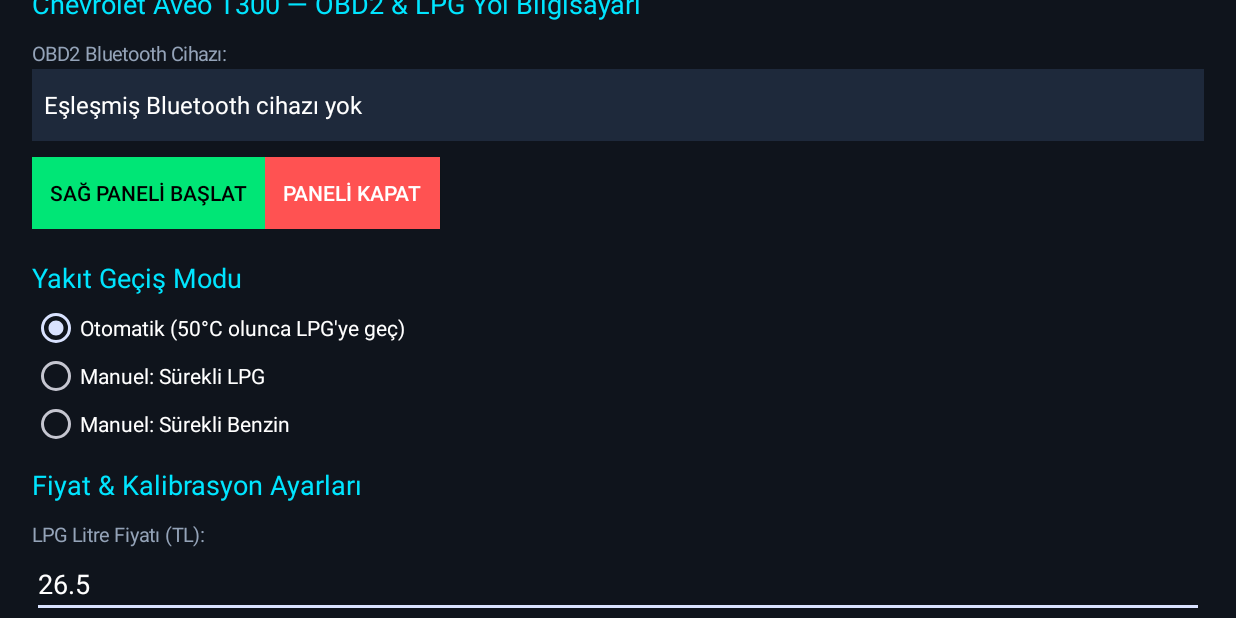
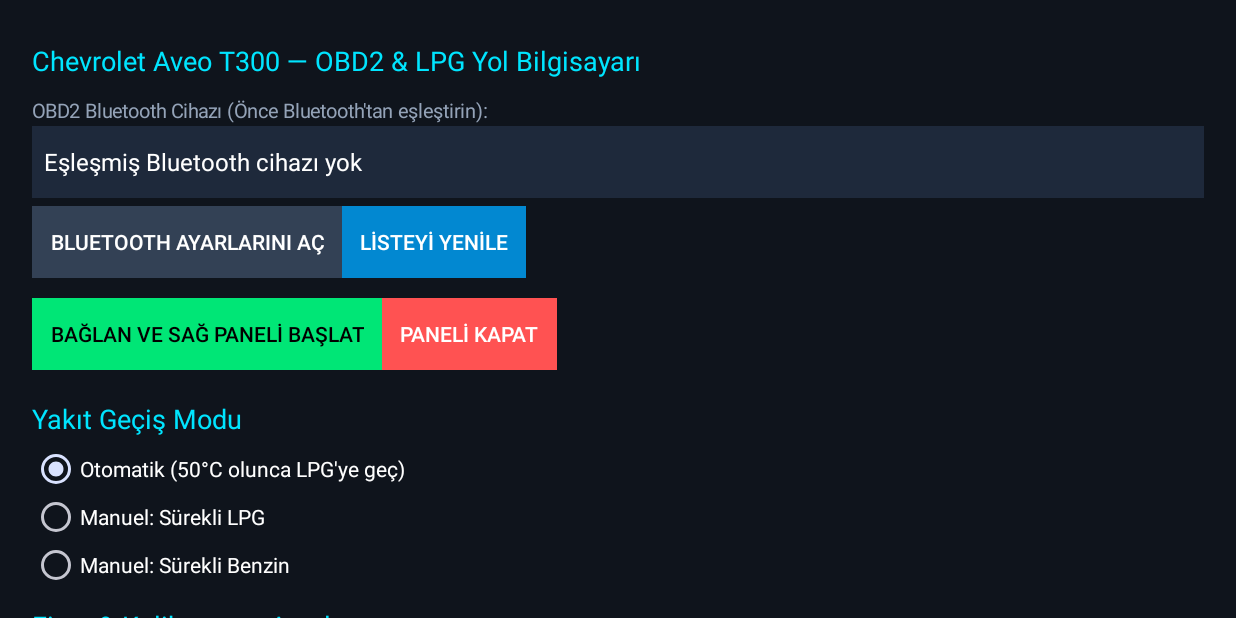
Before and after one commit to ugurbolatekol/AveoOBD, an Android app: the screen it shows after launch (MainActivity), on a phone screen of 824 x 412 dp (held sideways). Run offline under Robolectric (Android 15) with nearby library versions, the phone set to English and light mode, and no system bars.

Commit message:
Update MainActivity.kt

```diff
--- a/app/src/main/java/com/aveoobd/app/MainActivity.kt
+++ b/app/src/main/java/com/aveoobd/app/MainActivity.kt
@@ -3,6 +3,7 @@ package com.aveoobd.app
 import android.Manifest
 import android.annotation.SuppressLint
 import android.app.Activity
+import android.bluetooth.BluetoothDevice
 import android.bluetooth.BluetoothManager
 import android.content.Context
 import android.content.Intent
@@ -11,10 +12,14 @@ import android.net.Uri
 import android.os.Build
 import android.os.Bundle
 import android.provider.Settings
+import android.view.View
+import android.view.ViewGroup
 import android.widget.*
 
 class MainActivity : Activity() {
     private lateinit var prefs: Prefs
+    private var devices: List<BluetoothDevice> = emptyList()
+    private lateinit var spinner: Spinner
 
     @SuppressLint("MissingPermission")
     override fun onCreate(savedInstanceState: Bundle?) {
@@ -42,21 +47,33 @@ class MainActivity : Activity() {
 
         root.addView(title("Chevrolet Aveo T300 — OBD2 & LPG Yol Bilgisayarı"))
 
-        // Bluetooth Seçici
-        root.addView(label("OBD2 Bluetooth Cihazı:"))
-        val btMgr = getSystemService(Context.BLUETOOTH_SERVICE) as BluetoothManager
-        val devices = try { btMgr.adapter?.bondedDevices?.toList() ?: emptyList() } catch (_: Exception) { emptyList() }
-        val names = devices.map { "${it.name} (${it.address})" }.ifEmpty { listOf("Eşleşmiş Bluetooth cihazı yok") }
-        val spinner = Spinner(this).apply {
-            adapter = ArrayAdapter(this@MainActivity, android.R.layout.simple_spinner_dropdown_item, names)
-            setBackgroundColor(Color.parseColor("#1E293B"))
+        // Bluetooth Seçici + Eşleştir + Yenile
+        root.addView(label("OBD2 Bluetooth Cihazı (Önce Bluetooth'tan eşleştirin):"))
+        spinner = Spinner(this).apply { setBackgroundColor(Color.parseColor("#1E293B")) }
+        root.addView(spinner)
+        refreshBluetoothList()
+
+        val btBtnRow = LinearLayout(this).apply { orientation = LinearLayout.HORIZONTAL; setPadding(0, 8, 0, 8) }
+        val btnBtSettings = Button(this).apply {
+            text = "BLUETOOTH AYARLARINI AÇ"
+            setBackgroundColor(Color.parseColor("#334155")); setTextColor(Color.WHITE)
+            setOnClickListener { startActivity(Intent(Settings.ACTION_BLUETOOTH_SETTINGS)) }
         }
-        root.addView(spinner)
+        val btnRefresh = Button(this).apply {
+            text = "LİSTEYİ YENİLE"
+            setBackgroundColor(Color.parseColor("#0288D1")); setTextColor(Color.WHITE)
+            setOnClickListener {
+                refreshBluetoothList()
+                Toast.makeText(this@MainActivity, "Bluetooth listesi yenilendi", Toast.LENGTH_SHORT).show()
+            }
+        }
+        btBtnRow.addView(btnBtSettings); btBtnRow.addView(btnRefresh)
+        root.addView(btBtnRow)
 
         // Başlat / Durdur
-        val btnRow = LinearLayout(this).apply { orientation = LinearLayout.HORIZONTAL; setPadding(0, 16, 0, 12) }
+        val btnRow = LinearLayout(this).apply { orientation = LinearLayout.HORIZONTAL; setPadding(0, 12, 0, 12) }
         val btnStart = Button(this).apply {
-            text = "SAĞ PANELİ BAŞLAT"
+            text = "BAĞLAN VE SAĞ PANELİ BAŞLAT"
             setBackgroundColor(Color.parseColor("#00E676")); setTextColor(Color.BLACK)
             setOnClickListener {
                 if (!Settings.canDrawOverlays(this@MainActivity)) {
@@ -77,7 +94,7 @@ class MainActivity : Activity() {
         btnRow.addView(btnStart); btnRow.addView(btnStop)
         root.addView(btnRow)
 
-        // Yakıt Modu Seçimi (Otomatik / Manuel LPG / Manuel Benzin)
+        // Yakıt Modu Seçimi
         root.addView(title("Yakıt Geçiş Modu"))
         val rgFuel = RadioGroup(this).apply { orientation = RadioGroup.VERTICAL }
         val rbAuto = RadioButton(this).apply { id = 1; text = "Otomatik (${prefs.lpgSwitchTemp}°C olunca LPG'ye geç)"; setTextColor(Color.WHITE) }
@@ -160,4 +177,18 @@ class MainActivity : Activity() {
 
         setContentView(scroll)
     }
+
+    @SuppressLint("MissingPermission")
+    private fun refreshBluetoothList() {
+        val btMgr = getSystemService(Context.BLUETOOTH_SERVICE) as BluetoothManager
+        devices = try { btMgr.adapter?.bondedDevices?.toList() ?: emptyList() } catch (_: Exception) { emptyList() }
+        val names = devices.map { "${it.name} (${it.address})" }.ifEmpty { listOf("Eşleşmiş Bluetooth cihazı yok") }
+        spinner.adapter = object : ArrayAdapter<String>(this, android.R.layout.simple_spinner_dropdown_item, names) {
+            override fun getView(position: Int, convertView: View?, parent: ViewGroup): View {
+                val v = super.getView(position, convertView, parent) as TextView
+                v.setTextColor(Color.WHITE)
+                return v
+            }
+        }
+    }
 }
```
